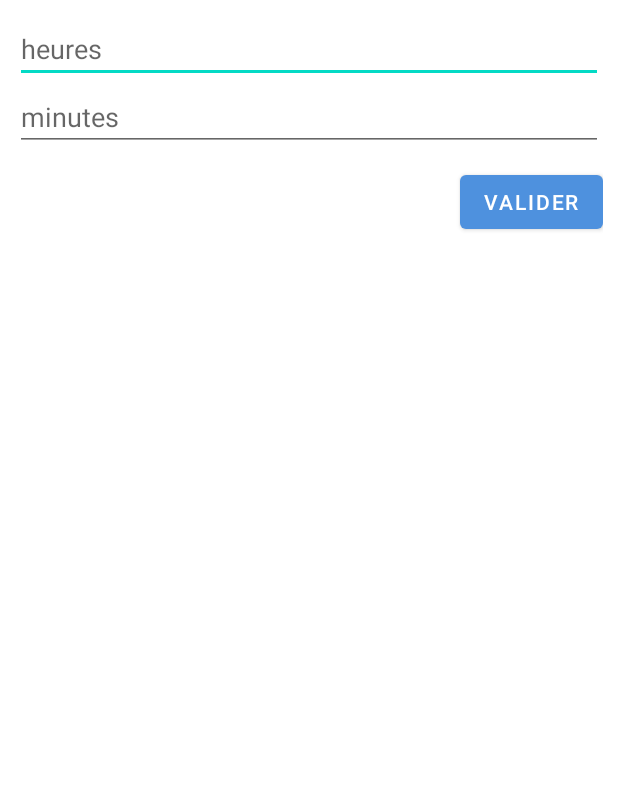
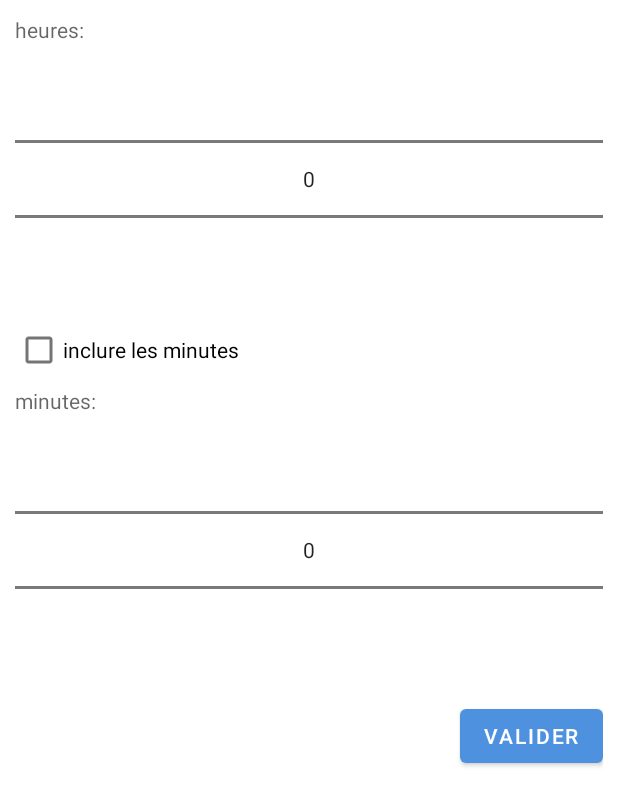
Before and after one commit to Fabien-duncan/mareu, an Android app: the layout time_filter_dialog.xml on its own in the app's theme, with its tools: preview values and no code run, on a phone screen of 412 x 824 dp. Shown: the top 806 px of the screen. Run offline under Robolectric (Android 15) with nearby library versions, the light colour scheme and no system bars.

Commit message:
relier la fonction pour filtrer par heure (avec ou sans les minutes) avec les options dans le menu

```diff
--- a/app/src/main/java/com/example/mareu/data/MyDatabase.java
+++ b/app/src/main/java/com/example/mareu/data/MyDatabase.java
@@ -81,7 +81,7 @@ public class MyDatabase {
                 Arrays.asList("person2@gmail.com", "person3@gmail.com")
         );
         addMeeting(
-                new Time(18,0),
+                new Time(15,0),
                 mAllRooms.get(4),
                 "recrutment",
                 Arrays.asList("person2@gmail.com","person2@gmail.com", "person3@gmail.com")
--- a/app/src/main/java/com/example/mareu/repositories/MeetingRepository.java
+++ b/app/src/main/java/com/example/mareu/repositories/MeetingRepository.java
@@ -33,9 +33,11 @@ public class MeetingRepository {
         return instance;
     }*/
     public MutableLiveData<List<Meeting>> getAllMeetings(){
+        allMeetings.setValue(myDatabase.getAllMeetings());
+        System.out.println("getting all meetings and there are " + allMeetings.getValue().size());
         return allMeetings;
     }
-    //fliters by hour only
+    //filters by hour only
     public MutableLiveData<List<Meeting>> getFilteredMeetings(int hour){
         MutableLiveData<List<Meeting>> filteredMeeting = new MutableLiveData<>(new ArrayList<>());;
         List<Meeting> filteredMeetingList = new ArrayList<>();
--- a/app/src/main/res/layout/time_filter_dialog.xml
+++ b/app/src/main/res/layout/time_filter_dialog.xml
@@ -9,13 +9,26 @@
         android:padding="10dp"
         android:orientation="vertical">
 
-        <EditText
+        <TextView
             android:id="@+id/filter_time_hours"
             android:layout_width="match_parent"
             android:layout_height="wrap_content"
-            android:hint="heures"/>
-        <EditText
+            android:hint="heures:" />
+        <NumberPicker
+            android:id="@+id/filter_hours_number_picker"
+            android:layout_width="match_parent"
+            android:layout_height="wrap_content"/>
+        <CheckBox android:id="@+id/filter_minutes_check_box"
+            android:layout_width="wrap_content"
+            android:layout_height="wrap_content"
+            android:text="inclure les minutes" />
+        <TextView
             android:id="@+id/filter_time_minutes"
+            android:layout_width="match_parent"
+            android:layout_height="wrap_content"
+            android:hint="minutes:" />
+        <NumberPicker
+            android:id="@+id/filter_minutes_number_picker"
             android:layout_width="match_parent"
             android:layout_height="wrap_content"
             android:hint="minutes"/>
--- a/app/src/main/res/menu/filter_menu.xml
+++ b/app/src/main/res/menu/filter_menu.xml
@@ -6,6 +6,9 @@
         android:title="filter"
         app:showAsAction="always">
         <menu>
+            <item android:id="@+id/menu_cancel_filters"
+                android:title="suprimer filtre/tri"
+                app:showAsAction="never"/>
             <item android:id="@+id/menu_filter"
                 android:title="filtrer"
                 app:showAsAction="never"/>
```
Also changed, not shown: app/src/main/java/com/example/mareu/MainActivity.java (+87 -8 lines), app/src/main/java/com/example/mareu/viewmodels/MainActivityViewModel.java (+24 -0 lines), 1 other file.
